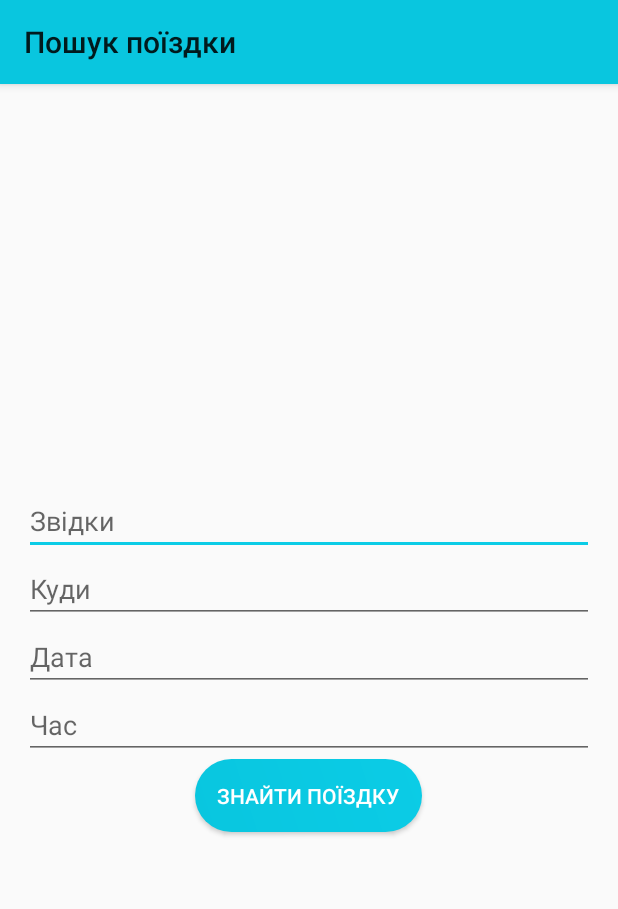
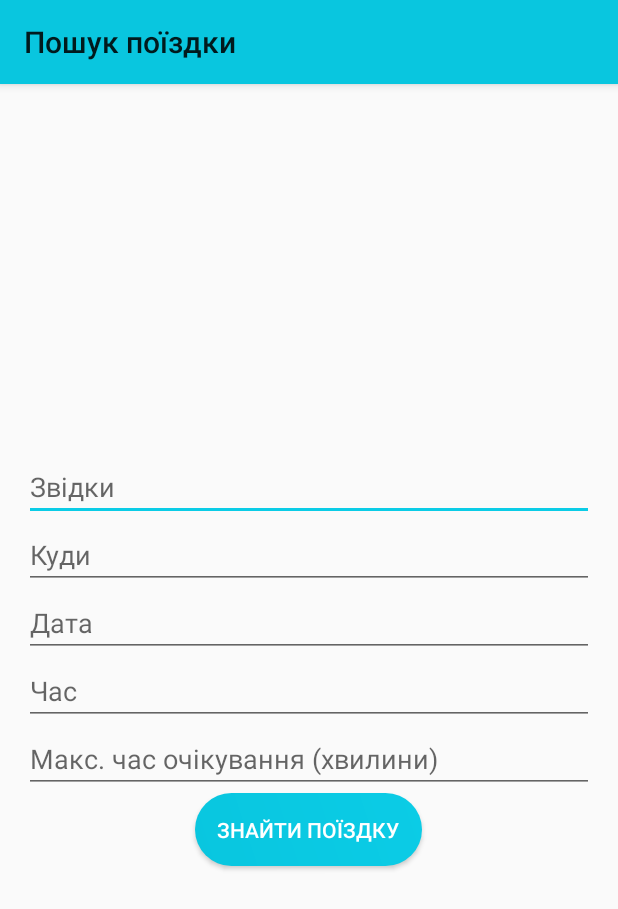
Before and after one commit to tarasrakochy/ShortwayClient, an Android app: the FindTripActivity screen opened directly, with no data from a screen before it, on a phone screen of 412 x 824 dp. Shown: the top 909 px of the screen. Run offline under Robolectric (Android 15) with nearby library versions, the phone set to English and light mode, and no system bars.

Commit message:
maybe finish

```diff
--- a/app/src/main/java/com/taras/shortway/client/EditInfoActivity.java
+++ b/app/src/main/java/com/taras/shortway/client/EditInfoActivity.java
@@ -74,13 +74,15 @@ public class EditInfoActivity extends AppCompatActivity {
         myselfInfo = (EditText) findViewById(R.id.myself_edit);
 
         choosePhotoButton = (Button) findViewById(R.id.choose_photo_button);
-        avatar = (CircleImageView) findViewById(R.id.avatar_profile);
+        avatar = (CircleImageView) findViewById(R.id.avatar_for_edit);
 
         saveChangesButton = (Button) findViewById(R.id.save_changes_button);
 
         if (user.getAvatar() != null) {
             Bitmap bmp = BitmapFactory.decodeByteArray(user.getAvatar(), 0, user.getAvatar().length);
-            avatar.setImageBitmap(Bitmap.createScaledBitmap(bmp, avatar.getWidth(), avatar.getHeight(), false));
+            if (bmp != null) {
+                avatar.setImageBitmap(Bitmap.createScaledBitmap(bmp, avatar.getWidth(), avatar.getHeight(), false));
+            }
         }
 
         if (user.getUserInfo() != null) {
--- a/app/src/main/java/com/taras/shortway/client/FindTripActivity.java
+++ b/app/src/main/java/com/taras/shortway/client/FindTripActivity.java
@@ -37,6 +37,7 @@ public class FindTripActivity extends AppCompatActivity {
         final EditText fromField = (EditText) findViewById(R.id.from_field_find_trip);
         final EditText toField = (EditText) findViewById(R.id.to_field_find_trip);
         final EditText timeField = (EditText) findViewById(R.id.time_field_find_trip);
+        final EditText maxWaitTimeField = (EditText) findViewById(R.id.max_wait_time_field_find_trip);
 
         final DatePickerDialog.OnDateSetListener date = new DatePickerDialog.OnDateSetListener() {
 
@@ -108,7 +109,7 @@ public class FindTripActivity extends AppCompatActivity {
                     trip.setDate(calendarDate);
 
                     Intent intent = new Intent(FindTripActivity.this, ResultsTripsActivity.class);
-                    ResultsTripsActivity.sendDataToActivity(intent, trip);
+                    ResultsTripsActivity.sendDataToActivity(intent, trip, Integer.parseInt(maxWaitTimeField.getText().toString()));
                     startActivity(intent);
                 } else {
                     if (fromPoint == null) {
--- a/app/src/main/java/com/taras/shortway/client/UserProfileActivity.java
+++ b/app/src/main/java/com/taras/shortway/client/UserProfileActivity.java
@@ -74,7 +74,9 @@ public class UserProfileActivity extends AppCompatActivity {
 
         if (user.getAvatar() != null) {
             Bitmap bmp = BitmapFactory.decodeByteArray(user.getAvatar(), 0, user.getAvatar().length);
-            avatar.setImageBitmap(Bitmap.createScaledBitmap(bmp, avatar.getWidth(), avatar.getHeight(), false));
+            if (bmp != null) {
+                avatar.setImageBitmap(Bitmap.createScaledBitmap(bmp, avatar.getWidth(), avatar.getHeight(), false));
+            }
         }
 
         phone.setText(user.getPhone());
--- a/app/src/main/java/com/taras/shortway/client/rest/ApiInterface.java
+++ b/app/src/main/java/com/taras/shortway/client/rest/ApiInterface.java
@@ -45,7 +45,7 @@ public interface ApiInterface {
     Call<User> editUser(@Body User user);
 
     @POST("/trips/suitable")
-    Call<List<Trip>> getTripsForConditions(@Body Trip trip);
+    Call<List<Trip>> getTripsForConditions(@Body Trip trip, @Query("maxWaitTime") int maxWaitTime);
 
     @POST(value = "/trips/newtrip")
     Call<Boolean> addTrip(@Body Trip trip, @Query("userId") int userId);
--- a/app/src/main/java/com/taras/shortway/client/rest/ApiService.java
+++ b/app/src/main/java/com/taras/shortway/client/rest/ApiService.java
@@ -106,8 +106,8 @@ public class ApiService {
         return handleCall(resultCall);
     }
 
-    public List<Trip> getTripsForConditions(Trip trip) {
-        Call<List<Trip>> tripsListCall = apiInterface.getTripsForConditions(trip);
+    public List<Trip> getTripsForConditions(Trip trip, int maxWaitTime) {
+        Call<List<Trip>> tripsListCall = apiInterface.getTripsForConditions(trip, maxWaitTime);
         return handleCall(tripsListCall);
     }
 
--- a/app/src/main/res/layout/activity_find_trip.xml
+++ b/app/src/main/res/layout/activity_find_trip.xml
@@ -40,6 +40,13 @@
         android:layout_height="wrap_content"
         android:hint="@string/time_field_find_trip_hint"/>
 
+    <EditText
+        android:id="@+id/max_wait_time_field_find_trip"
+        android:layout_width="match_parent"
+        android:layout_height="wrap_content"
+        android:hint="@string/max_wait_time_field_find_trip_hint"
+        android:inputType="number"/>
+
     <Button
         android:id="@+id/find_trip_for_parameters_button"
         android:layout_width="wrap_content"
--- a/app/src/main/res/values/strings.xml
+++ b/app/src/main/res/values/strings.xml
@@ -22,6 +22,7 @@
     <string name="to_field_find_trip_hint">Куди</string>
     <string name="date_field_find_trip_hint">Дата</string>
     <string name="time_field_find_trip_hint">Час</string>
+    <string name="max_wait_time_field_find_trip_hint">Макс. час очікування (хвилини)</string>
     <string name="price_field_find_trip_hint">Ціна</string>
     <string name="pcount_field_find_trip_hint">Максимальна к-сть пасажирів</string>
     <string name="find_trip_for_parameters_button_text">Знайти поїздку</string>
```
Also changed, not shown: app/src/main/java/com/taras/shortway/client/ResultsTripsActivity.java (+13 -48 lines), app/src/main/res/layout/activity_suggest_trip.xml (+4 -4 lines), app/src/main/res/layout/activity_trip_type_chooser.xml (+9 -11 lines), app/src/main/res/layout/trips_item.xml (+12 -11 lines).
